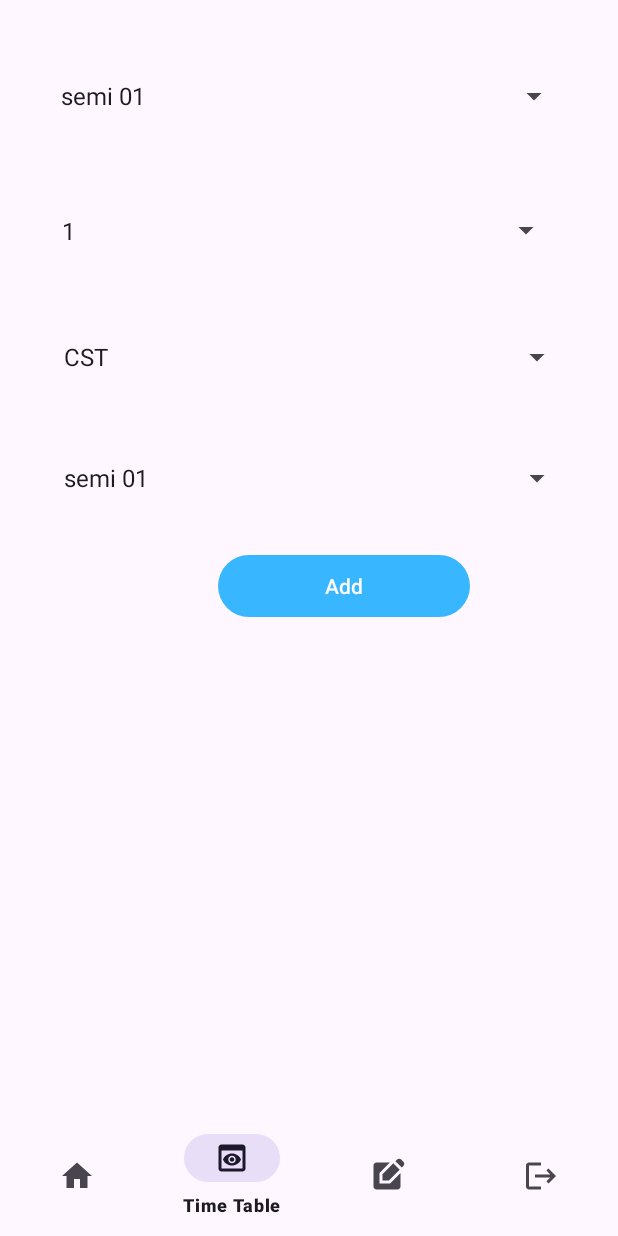
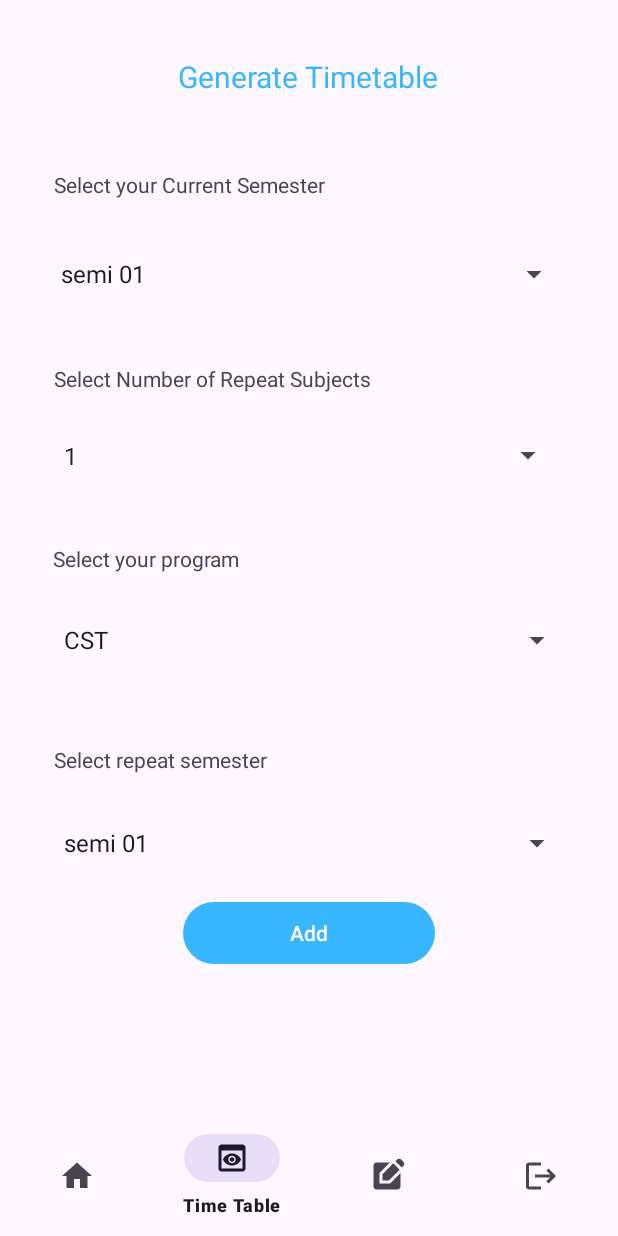
Before and after one commit to kayaa-anantharasa/Automated-Timetable-Generation-System, an Android app: the userhomeFragment screen opened directly, with no data from a screen before it, item 2 of the bottom bar chosen, on a phone screen of 412 x 824 dp. Run offline under Robolectric (Android 15) with nearby library versions, the phone set to English and light mode, and no system bars; our stand-ins replace Firebase (no records; nobody signed in at launch, a user with empty details on screens opened directly); Roboto replaces fonts that are not available here.

Commit message:
view  changes

```diff
--- a/app/src/main/res/layout/fragment_userhome.xml
+++ b/app/src/main/res/layout/fragment_userhome.xml
@@ -12,7 +12,7 @@
         android:layout_height="wrap_content"
         android:layout_marginStart="132dp"
         android:layout_marginTop="16dp"
-        android:text="Generate Timetable"
+        android:text="Timetable"
         android:textColor="@android:color/holo_blue_dark"
         android:textSize="20sp"
         android:textStyle="bold"
--- a/app/src/main/res/layout/fragment_usertimetable.xml
+++ b/app/src/main/res/layout/fragment_usertimetable.xml
@@ -8,20 +8,45 @@
 
     <!-- Spinner for selecting subject -->
 
-    <!-- Spinner for selecting semester -->
 
-    <!-- Add button -->
+    <TextView
+        android:id="@+id/textView"
+        android:layout_width="wrap_content"
+        android:layout_height="wrap_content"
+        android:layout_marginStart="117dp"
+        android:layout_marginTop="31dp"
+        android:layout_marginEnd="118dp"
+        android:layout_marginBottom="673dp"
+        android:text="Generate Timetable"
+        android:textColor="@color/blue"
+        android:textSize="20sp"
+        app:layout_constraintBottom_toBottomOf="parent"
+        app:layout_constraintEnd_toEndOf="parent"
+        app:layout_constraintStart_toStartOf="parent"
+        app:layout_constraintTop_toTopOf="parent" />
 
-    <!-- Container layout for dynamically added EditTexts -->
+    <TextView
+        android:id="@+id/textView122"
+        android:layout_width="wrap_content"
+        android:layout_height="wrap_content"
+        android:layout_marginStart="34dp"
+        android:layout_marginTop="107dp"
+        android:layout_marginEnd="194dp"
+        android:layout_marginBottom="605dp"
+        android:text="Select your Current Semester"
+        app:layout_constraintBottom_toBottomOf="parent"
+        app:layout_constraintEnd_toEndOf="parent"
+        app:layout_constraintStart_toStartOf="parent"
+        app:layout_constraintTop_toTopOf="parent" />
 
     <Spinner
         android:id="@+id/subject"
         android:layout_width="341dp"
         android:layout_height="54dp"
-        android:layout_marginStart="33dp"
-        android:layout_marginTop="120dp"
-        android:layout_marginEnd="37dp"
-        android:layout_marginBottom="557dp"
+        android:layout_marginStart="34dp"
+        android:layout_marginTop="270dp"
+        android:layout_marginEnd="36dp"
+        android:layout_marginBottom="407dp"
         android:prompt="@string/spinner_subject"
         app:layout_constraintBottom_toBottomOf="parent"
         app:layout_constraintEnd_toEndOf="parent"
@@ -33,10 +58,12 @@
         android:layout_width="347dp"
         android:layout_height="48dp"
         android:layout_marginStart="32dp"
-        android:layout_marginTop="40dp"
+        android:layout_marginTop="152dp"
         android:layout_marginEnd="32dp"
+        android:layout_marginBottom="531dp"
+        android:prompt="@string/spinner_semi"
+        app:layout_constraintBottom_toBottomOf="parent"
         app:layout_constraintEnd_toEndOf="parent"
-        android:prompt="@string/spinner_semi"
         app:layout_constraintStart_toStartOf="parent"
         app:layout_constraintTop_toTopOf="parent" />
 
@@ -45,9 +72,9 @@
         android:layout_width="347dp"
         android:layout_height="48dp"
         android:layout_marginStart="34dp"
-        android:layout_marginTop="207dp"
+        android:layout_marginTop="396dp"
         android:layout_marginEnd="30dp"
-        android:layout_marginBottom="476dp"
+        android:layout_marginBottom="287dp"
         android:prompt="@string/spinner_program"
         app:layout_constraintBottom_toBottomOf="parent"
         app:layout_constraintEnd_toEndOf="parent"
@@ -59,9 +86,9 @@
         android:layout_width="347dp"
         android:layout_height="48dp"
         android:layout_marginStart="34dp"
-        android:layout_marginTop="288dp"
+        android:layout_marginTop="531dp"
         android:layout_marginEnd="30dp"
-        android:layout_marginBottom="395dp"
+        android:layout_marginBottom="152dp"
         android:prompt="@string/spinner_failedsemi"
         app:layout_constraintBottom_toBottomOf="parent"
         app:layout_constraintEnd_toEndOf="parent"
@@ -72,17 +99,15 @@
         android:id="@+id/addtimetable"
         android:layout_width="168dp"
         android:layout_height="49dp"
-        android:layout_marginStart="145dp"
-        android:layout_marginTop="366dp"
-        android:layout_marginEnd="98dp"
-        android:layout_marginBottom="316dp"
+        android:layout_marginStart="121dp"
+        android:layout_marginTop="591dp"
+        android:layout_marginEnd="122dp"
+        android:layout_marginBottom="91dp"
         android:text="Add"
         app:layout_constraintBottom_toBottomOf="parent"
         app:layout_constraintEnd_toEndOf="parent"
-        app:layout_constraintHorizontal_bias="0.0"
         app:layout_constraintStart_toStartOf="parent"
-        app:layout_constraintTop_toTopOf="parent"
-        app:layout_constraintVertical_bias="0.0" />
+        app:layout_constraintTop_toTopOf="parent" />
 
     <LinearLayout
         android:id="@+id/containerLayout"
@@ -93,5 +118,47 @@
         android:layout_marginEnd="16dp"
         android:orientation="vertical" />
 
+    <TextView
+        android:id="@+id/textView11"
+        android:layout_width="wrap_content"
+        android:layout_height="wrap_content"
+        android:layout_marginStart="34dp"
+        android:layout_marginTop="490dp"
+        android:layout_marginEnd="232dp"
+        android:layout_marginBottom="222dp"
+        android:text="Select repeat semester"
+        app:layout_constraintBottom_toBottomOf="parent"
+        app:layout_constraintEnd_toEndOf="parent"
+        app:layout_constraintStart_toStartOf="parent"
+        app:layout_constraintTop_toTopOf="parent" />
+
+    <TextView
+        android:id="@+id/textView125"
+        android:layout_width="wrap_content"
+        android:layout_height="wrap_content"
+        android:layout_marginStart="34dp"
+        android:layout_marginTop="356dp"
+        android:layout_marginEnd="251dp"
+        android:layout_marginBottom="356dp"
+        android:text="Select your program"
+        app:layout_constraintBottom_toBottomOf="parent"
+        app:layout_constraintEnd_toEndOf="parent"
+        app:layout_constraintStart_toStartOf="parent"
+        app:layout_constraintTop_toTopOf="parent" />
+
+    <TextView
+        android:id="@+id/textView12345"
+        android:layout_width="wrap_content"
+        android:layout_height="wrap_content"
+        android:layout_marginStart="34dp"
+        android:layout_marginTop="236dp"
+        android:layout_marginEnd="163dp"
+        android:layout_marginBottom="476dp"
+        android:text="Select Number of Repeat Subjects"
+        app:layout_constraintBottom_toBottomOf="parent"
+        app:layout_constraintEnd_toEndOf="parent"
+        app:layout_constraintStart_toStartOf="parent"
+        app:layout_constraintTop_toTopOf="parent" />
+
 
 </androidx.constraintlayout.widget.ConstraintLayout>
--- a/app/src/main/res/values/colors.xml
+++ b/app/src/main/res/values/colors.xml
@@ -1,6 +1,7 @@
 <?xml version="1.0" encoding="utf-8"?>
 <resources>
     <color name="black">#000000</color>
+    <color name="grey">#DEDBDB</color>
     <color name="white">#FFFFFFFF</color>
     <color name="blue">#38B6FF</color>
     <color name="teal">#3F51B5</color>
```
Also changed, not shown: app/src/main/java/com/example/automatedtimetablegenerationsystem/userhomeFragment.java (+85 -17 lines), app/src/main/res/layout/dialog_timetable.xml (added, +20 -0 lines).
